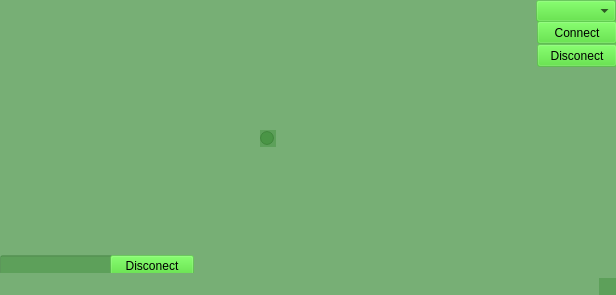
Before: the Qt Designer form Wind_Port.ui in Actaviys/PC-Managment_TFT-Display_ST7793, drawn with Qt 5.
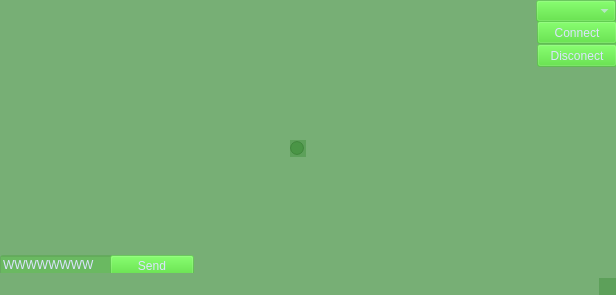
After: the same form once the commit is applied.

```diff
--- a/Wind_Port.ui
+++ b/Wind_Port.ui
@@ -14,14 +14,15 @@
    <string>MainWindow</string>
   </property>
   <property name="styleSheet">
-   <string notr="true">background-color: rgba(8, 109, 3, 60);</string>
+   <string notr="true">background-color: rgba(8, 109, 3, 60);
+color: rgb(219, 227, 255);</string>
   </property>
   <widget class="QWidget" name="centralwidget">
    <widget class="QRadioButton" name="Cursor">
     <property name="geometry">
      <rect>
-      <x>260</x>
-      <y>130</y>
+      <x>290</x>
+      <y>140</y>
       <width>16</width>
       <height>17</height>
      </rect>
@@ -96,6 +97,12 @@
       <height>20</height>
      </rect>
     </property>
+    <property name="styleSheet">
+     <string notr="true">background-color: rgba(62, 216, 34, 60);</string>
+    </property>
+    <property name="text">
+     <string>WWWWWWWW</string>
+    </property>
    </widget>
    <widget class="QPushButton" name="SendMessageButton">
     <property name="geometry">
@@ -110,7 +117,7 @@
      <string notr="true">background-color: rgba(62, 216, 34, 60);</string>
     </property>
     <property name="text">
-     <string>Disconect</string>
+     <string>Send</string>
     </property>
    </widget>
   </widget>
```
